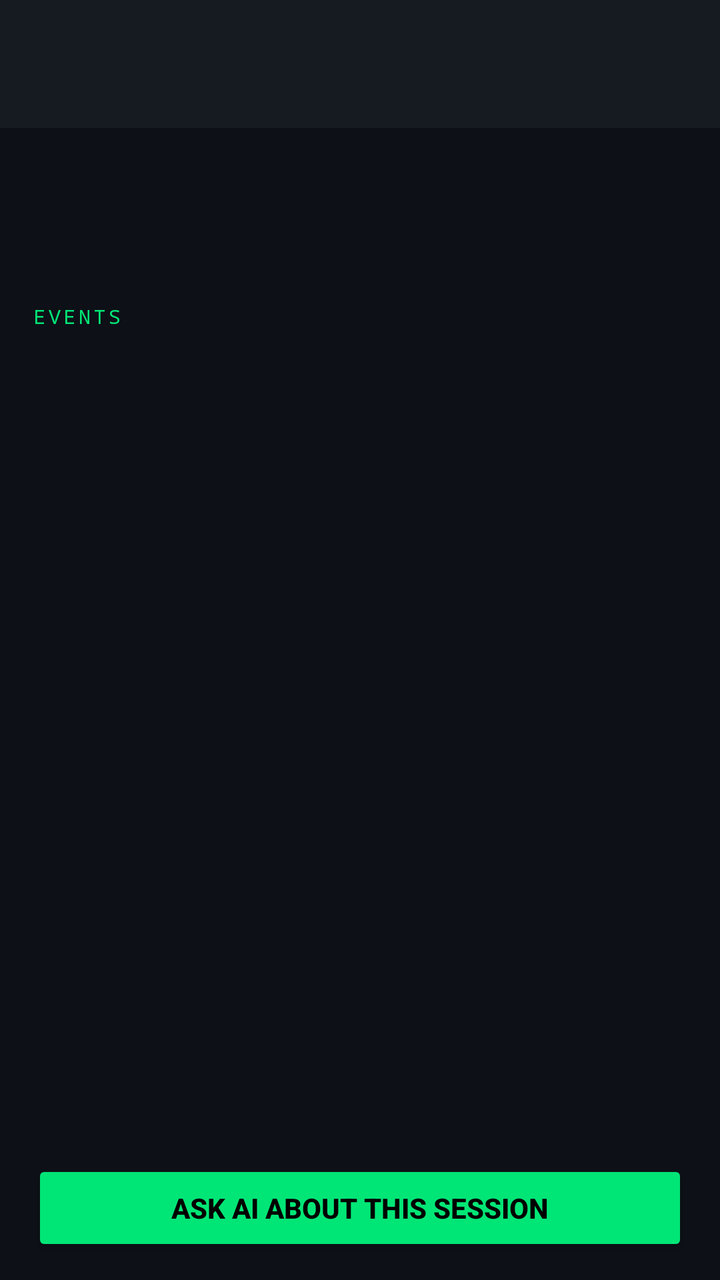
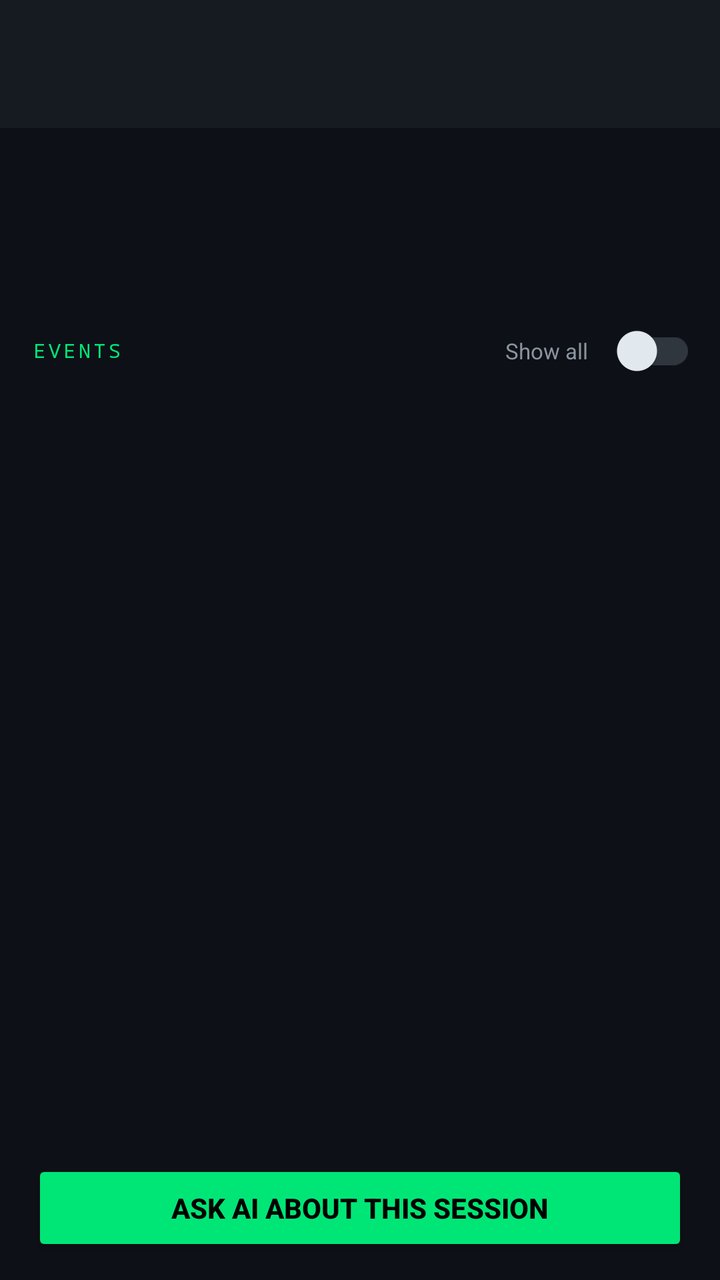

Two renders of the same Android screen: before a commit and after it. Below are the layout's source before the change and the commit's diff.
<!-- AndroidManifest.xml: application theme Theme.TRACE -->
<!-- res/layout/activity_session_review.xml -->
<?xml version="1.0" encoding="utf-8"?>
<LinearLayout xmlns:android="http://schemas.android.com/apk/res/android"
    xmlns:app="http://schemas.android.com/apk/res-auto"
    android:layout_width="match_parent"
    android:layout_height="match_parent"
    android:orientation="vertical"
    android:background="?attr/colorSurface">

    <com.google.android.material.appbar.MaterialToolbar
        android:id="@+id/toolbar"
        android:layout_width="match_parent"
        android:layout_height="?attr/actionBarSize"
        android:background="?attr/colorSurfaceVariant"
        app:titleTextColor="?attr/colorPrimary"
        app:navigationIconTint="?attr/colorPrimary" />

    <ScrollView
        android:layout_width="match_parent"
        android:layout_height="wrap_content">

        <LinearLayout
            android:layout_width="match_parent"
            android:layout_height="wrap_content"
            android:orientation="vertical"
            android:padding="16dp">

            
            <TextView
                android:id="@+id/tvHeader"
                android:layout_width="match_parent"
                android:layout_height="wrap_content"
                android:textColor="?attr/colorOnSurface"
                android:textSize="13sp"
                android:fontFamily="monospace"
                android:lineSpacingExtra="3dp" />

            
            <TextView
                android:id="@+id/tvIntegrity"
                android:layout_width="match_parent"
                android:layout_height="wrap_content"
                android:layout_marginTop="10dp"
                android:textSize="13sp"
                android:textStyle="bold" />

        </LinearLayout>

    </ScrollView>

    <TextView
        android:layout_width="match_parent"
        android:layout_height="wrap_content"
        android:paddingStart="16dp"
        android:paddingTop="10dp"
        android:paddingBottom="6dp"
        android:text="EVENTS"
        android:textColor="?attr/colorPrimary"
        android:textSize="10sp"
        android:letterSpacing="0.15"
        android:fontFamily="monospace" />

    <androidx.recyclerview.widget.RecyclerView
        android:id="@+id/recyclerEvents"
        android:layout_width="match_parent"
        android:layout_height="0dp"
        android:layout_weight="1"
        android:clipToPadding="false"
        android:paddingBottom="8dp" />

    <Button
        android:id="@+id/btnChat"
        android:layout_width="match_parent"
        android:layout_height="48dp"
        android:layout_marginStart="16dp"
        android:layout_marginEnd="16dp"
        android:layout_marginBottom="12dp"
        android:text="ASK AI ABOUT THIS SESSION"
        android:textColor="?attr/colorOnPrimary"
        android:textStyle="bold"
        android:backgroundTint="?attr/colorPrimary" />

</LinearLayout>
<!-- resources referenced by this layout -->
<resources>
  <style name="Theme.TRACE" parent="Theme.Material3.Dark.NoActionBar">
  
          
          <item name="colorPrimary">@color/trace_primary</item>
          <item name="colorOnPrimary">@color/trace_on_primary</item>
          <item name="colorPrimaryContainer">@color/trace_primary_container</item>
          <item name="colorOnPrimaryContainer">@color/trace_on_primary_container</item>
          <item name="colorSecondary">@color/trace_secondary</item>
          <item name="colorOnSecondary">@color/trace_on_secondary</item>
          <item name="colorSecondaryContainer">@color/trace_secondary_container</item>
          <item name="colorOnSecondaryContainer">@color/trace_on_secondary_container</item>
          <item name="colorTertiary">@color/trace_tertiary</item>
          <item name="colorOnTertiary">@color/trace_on_tertiary</item>
          <item name="colorTertiaryContainer">@color/trace_tertiary_container</item>
          <item name="colorOnTertiaryContainer">@color/trace_on_tertiary_container</item>
          <item name="colorError">@color/trace_error</item>
          <item name="colorOnError">@color/trace_on_error</item>
          <item name="colorErrorContainer">@color/trace_error_container</item>
          <item name="colorOnErrorContainer">@color/trace_on_error_container</item>
  
          
          <item name="colorSurface">@color/trace_surface</item>
          <item name="colorOnSurface">@color/trace_on_surface</item>
          <item name="colorSurfaceVariant">@color/trace_surface_variant</item>
          <item name="colorOnSurfaceVariant">@color/trace_on_surface_variant</item>
          <item name="colorSurfaceInverse">@color/trace_inverse_surface</item>
          <item name="colorOnSurfaceInverse">@color/trace_inverse_on_surface</item>
          <item name="colorPrimaryInverse">@color/trace_inverse_primary</item>
          <item name="colorOutline">@color/trace_outline</item>
          <item name="colorOutlineVariant">@color/trace_outline_variant</item>
          <item name="colorOnBackground">@color/trace_on_surface</item>
          <item name="android:colorBackground">@color/trace_surface</item>
          <item name="android:windowBackground">@color/trace_surface</item>
          <item name="android:statusBarColor">@color/trace_surface</item>
          <item name="android:navigationBarColor">@color/trace_surface</item>
      </style>
  <color name="trace_primary">#00E676</color>
  <color name="trace_on_primary">#000000</color>
  <color name="trace_primary_container">#00401F</color>
  <color name="trace_on_primary_container">#6CFFA5</color>
  <color name="trace_secondary">#58A6FF</color>
  <color name="trace_on_secondary">#001B33</color>
  <color name="trace_secondary_container">#12314C</color>
  <color name="trace_on_secondary_container">#CFE4FF</color>
  <color name="trace_tertiary">#FFD600</color>
  <color name="trace_on_tertiary">#2A2100</color>
  <color name="trace_tertiary_container">#4A3D00</color>
  <color name="trace_on_tertiary_container">#FFE680</color>
  <color name="trace_error">#F85149</color>
  <color name="trace_on_error">#000000</color>
  <color name="trace_error_container">#7A1D19</color>
  <color name="trace_on_error_container">#FFDAD6</color>
  <color name="trace_surface">#0D1117</color>
  <color name="trace_on_surface">#E6EDF3</color>
  <color name="trace_surface_variant">#161B22</color>
  <color name="trace_on_surface_variant">#8B949E</color>
  <color name="trace_inverse_surface">#E6EDF3</color>
  <color name="trace_inverse_on_surface">#161B22</color>
  <color name="trace_inverse_primary">#00C853</color>
  <color name="trace_outline">#30363D</color>
  <color name="trace_outline_variant">#21262D</color>
</resources>

<!-- the commit's change to res/layout/activity_session_review.xml (unified diff, before → after) -->
@@ -47,17 +47,42 @@
 
     </ScrollView>
 
-    <TextView
+    <LinearLayout
         android:layout_width="match_parent"
         android:layout_height="wrap_content"
+        android:orientation="horizontal"
         android:paddingStart="16dp"
+        android:paddingEnd="12dp"
         android:paddingTop="10dp"
         android:paddingBottom="6dp"
-        android:text="EVENTS"
-        android:textColor="?attr/colorPrimary"
-        android:textSize="10sp"
-        android:letterSpacing="0.15"
-        android:fontFamily="monospace" />
+        android:gravity="center_vertical">
+
+        <TextView
+            android:layout_width="0dp"
+            android:layout_height="wrap_content"
+            android:layout_weight="1"
+            android:text="EVENTS"
+            android:textColor="?attr/colorPrimary"
+            android:textSize="10sp"
+            android:letterSpacing="0.15"
+            android:fontFamily="monospace" />
+
+        <TextView
+            android:layout_width="wrap_content"
+            android:layout_height="wrap_content"
+            android:text="Show all"
+            android:textColor="?attr/colorOnSurfaceVariant"
+            android:textSize="11sp"
+            android:layout_marginEnd="6dp" />
+
+        <androidx.appcompat.widget.SwitchCompat
+            android:id="@+id/switchShowAll"
+            android:layout_width="wrap_content"
+            android:layout_height="wrap_content"
+            android:thumbTint="?attr/colorPrimary"
+            android:trackTint="?attr/colorPrimaryContainer" />
+
+    </LinearLayout>
 
     <androidx.recyclerview.widget.RecyclerView
         android:id="@+id/recyclerEvents"
